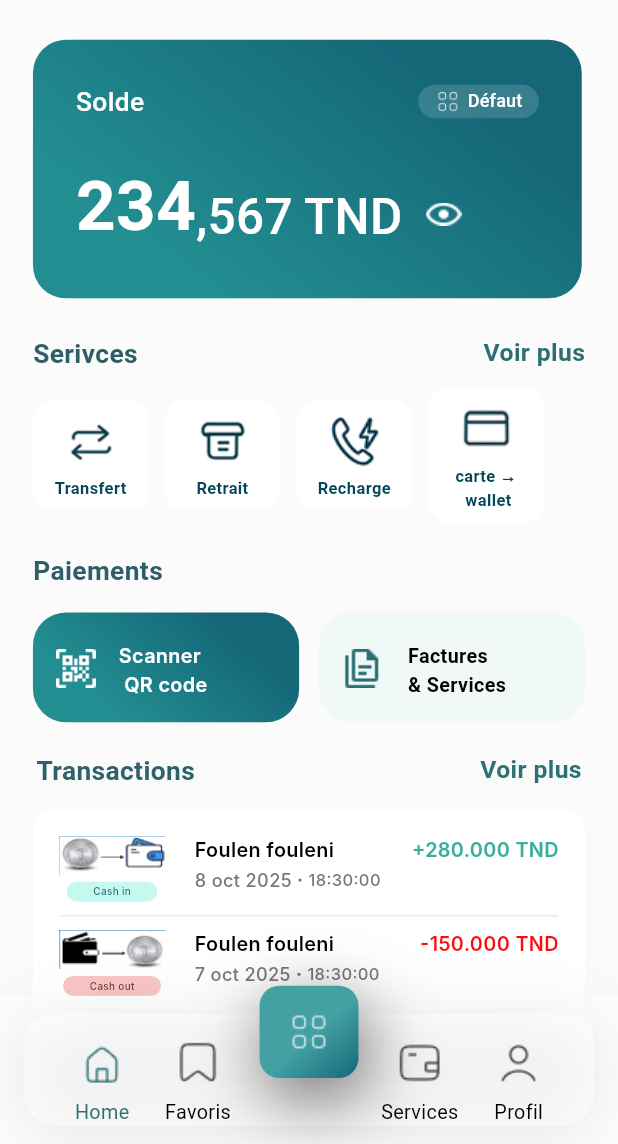
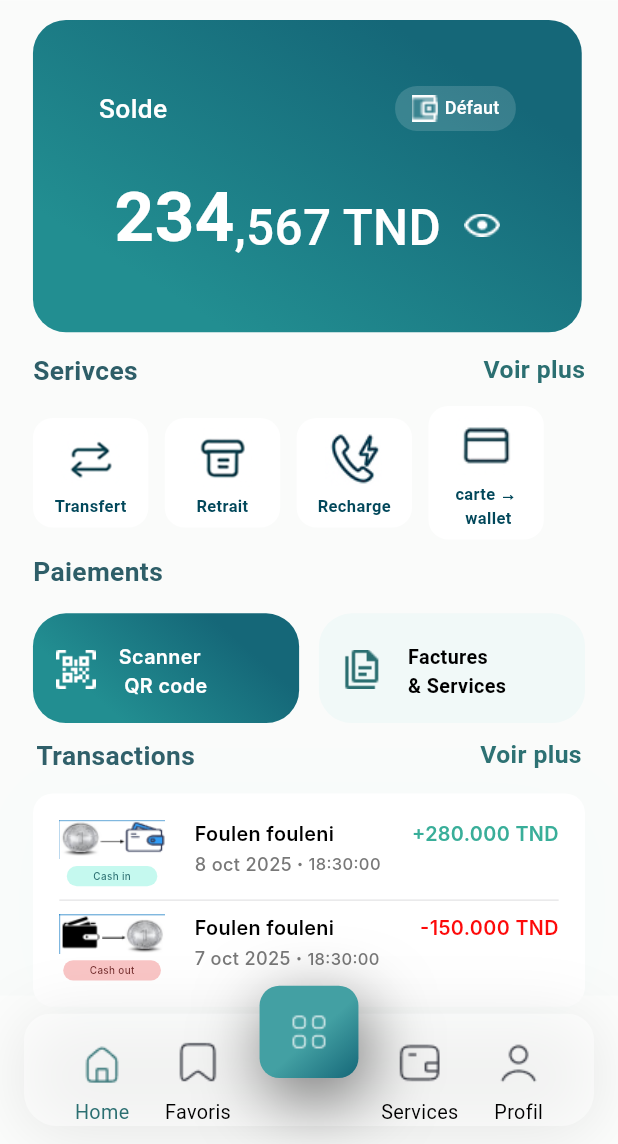
Before and after one commit to gbrzied/mimhome, a Flutter app: the screen it shows after launch, on a phone screen of 412 x 824 dp, the part 92-1236 px from its top. Run offline on Flutter 3.47's test engine with Material 3 defaults, Android fonts, the phone set to English and light mode, and no system bars; our stand-ins replace cached_network_image, flutter_svg; Roboto replaces fonts that are missing (DM Sans, Inter, Manrope).

Commit message:
homepage images defaultwallet

```diff
--- a/lib/presentation/account_dashboard_screen/account_dashboard_screen.dart
+++ b/lib/presentation/account_dashboard_screen/account_dashboard_screen.dart
@@ -48,15 +48,15 @@ class _AccountDashboardScreenState extends State<AccountDashboardScreen> {
                 child: Column(
                   crossAxisAlignment: CrossAxisAlignment.start,
                   children: [
+                    //SizedBox(height: 12.h),
+                    _buildBalanceCard(context, provider),
                     SizedBox(height: 12.h),
-                    _buildBalanceCard(context, provider),
-                    SizedBox(height: 22.h),
                     _buildServicesSection(context, provider),
-                    SizedBox(height: 18.h),
+                    SizedBox(height: 08.h),
                     _buildPaymentsSection(context, provider),
-                    SizedBox(height: 18.h),
+                    SizedBox(height: 08.h),
                     _buildTransactionsSection(context, provider),
-                    SizedBox(height: 110.h), // Extra space for bottom bar and FAB
+                    SizedBox(height: 120.h), // Extra space for bottom bar and FAB
                   ],
                 ),
               ),
@@ -101,7 +101,7 @@ class _AccountDashboardScreenState extends State<AccountDashboardScreen> {
       BuildContext context, AccountDashboardProvider provider) {
     return Container(
       width: double.infinity,
-      padding: EdgeInsets.all(26.h),
+      padding: EdgeInsets.all(40.h),
       margin: EdgeInsets.only(top: 12.h, right: 2.h),
       decoration: BoxDecoration(
         borderRadius: BorderRadius.circular(20.h),
@@ -112,7 +112,7 @@ class _AccountDashboardScreenState extends State<AccountDashboardScreen> {
         ),
       ),
       child: Column(
-        crossAxisAlignment: CrossAxisAlignment.start,
+        crossAxisAlignment: CrossAxisAlignment.center,
         children: [
           Row(
             mainAxisAlignment: MainAxisAlignment.spaceBetween,
@@ -122,6 +122,7 @@ class _AccountDashboardScreenState extends State<AccountDashboardScreen> {
                 style: TextStyleHelper.instance.title16MediumManrope,
               ),
               CustomIconButton(
+                height: 30,
                 text: 'Défaut',
                 leftIcon: ImageConstant.imgWalletoutline,
                 backgroundColor: appTheme.color26FFFF,
@@ -138,6 +139,7 @@ class _AccountDashboardScreenState extends State<AccountDashboardScreen> {
           ),
           SizedBox(height: 22.h),
           Row(
+            mainAxisAlignment: MainAxisAlignment.center,
             crossAxisAlignment: CrossAxisAlignment.end,
             children: [
               Text(
```
Also changed, not shown: assets/images/img_walletoutline.png, assets/images/img_walletoutline2.png (added).
